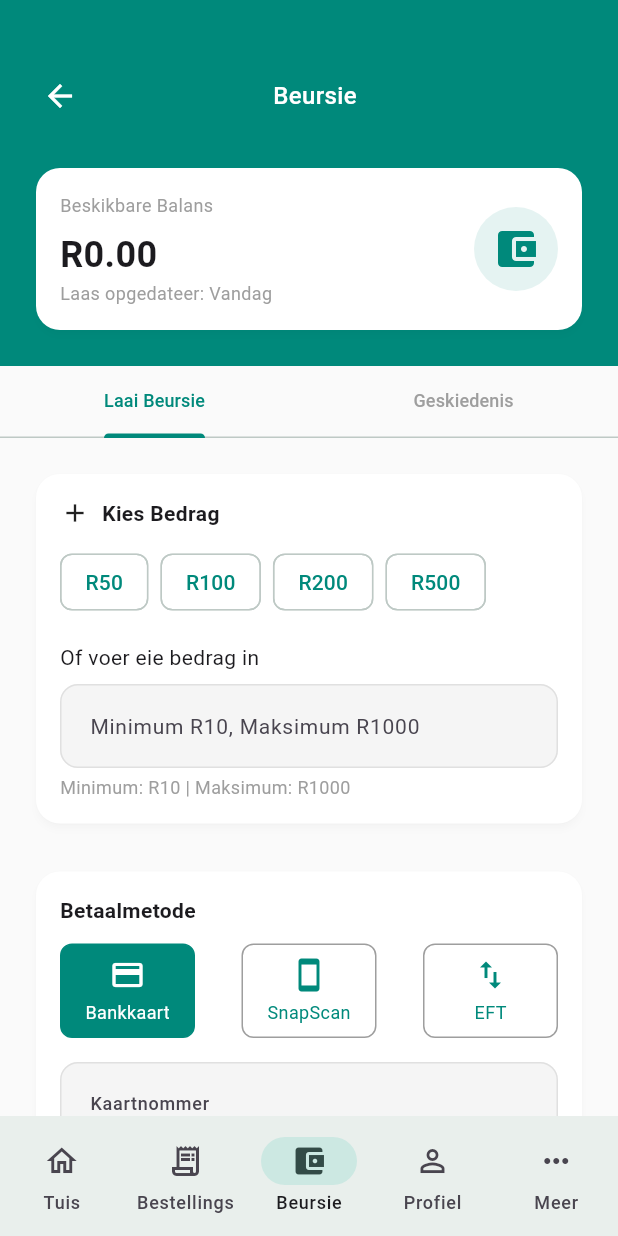
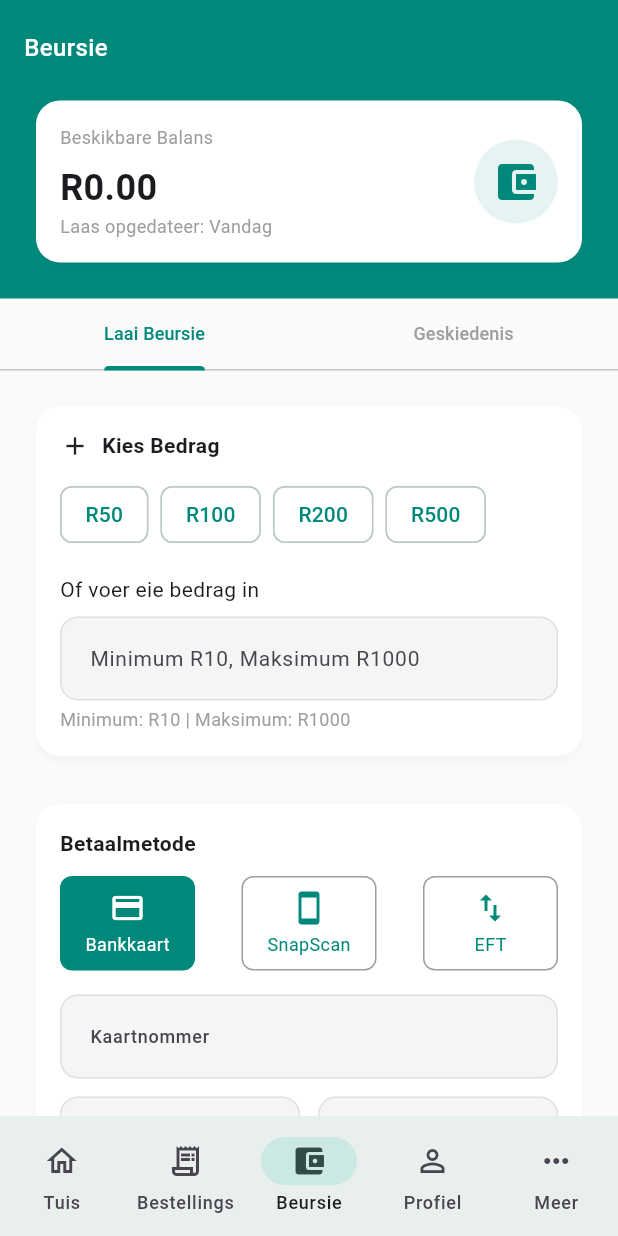
Before and after one commit to reebedmichael/Capstone, a Flutter app: the WalletPage screen opened by its route, on a phone screen of 412 x 824 dp. Run offline on Flutter 3.47's test engine with Material 3 defaults, Android fonts, the phone set to English and light mode, and no system bars; our stand-ins replace go_router, hooks_riverpod.

Commit message:
Back Button Removed

```diff
--- a/apps/mobile/lib/features/wallet/presentation/pages/wallet_page.dart
+++ b/apps/mobile/lib/features/wallet/presentation/pages/wallet_page.dart
@@ -88,7 +88,7 @@ class _WalletPageState extends State<WalletPage>
           Container(
             color: AppColors.primary,
             padding: const EdgeInsets.only(
-                top: 40, left: 16, right: 16, bottom: 16),
+                top: 20, left: 16, right: 16, bottom: 16),
             child: Column(
               crossAxisAlignment: CrossAxisAlignment.start,
               children: [
@@ -96,12 +96,6 @@ class _WalletPageState extends State<WalletPage>
                 Row(
                   mainAxisAlignment: MainAxisAlignment.spaceBetween,
                   children: [
-                    IconButton(
-                      icon: const Icon(Icons.arrow_back, color: Colors.white),
-                      onPressed: () {
-                        Navigator.pop(context);
-                      },
-                    ),
                     Text('Beursie',
                         style: AppTypography.titleLarge
                             .copyWith(color: Colors.white)),
```
